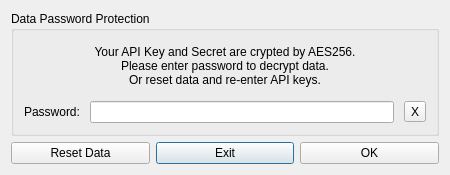
Before: the Qt Designer form src/passworddialog.ui in JulyIghor/QtBitcoinTrader, drawn with Qt 5.
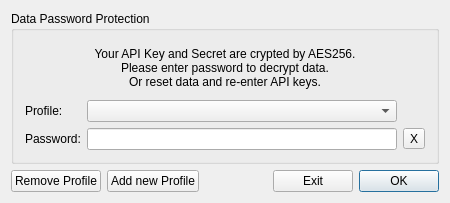
After: the same form once the commit is applied.

```diff
--- a/src/passworddialog.ui
+++ b/src/passworddialog.ui
@@ -7,7 +7,7 @@
     <x>0</x>
     <y>0</y>
     <width>450</width>
-    <height>175</height>
+    <height>203</height>
    </rect>
   </property>
   <property name="minimumSize">
@@ -20,19 +20,43 @@
    <string>Qt Bitcoin Trader</string>
   </property>
   <layout class="QGridLayout" name="gridLayout_2">
-   <item row="0" column="0" colspan="3">
+   <item row="0" column="0" colspan="5">
     <widget class="QGroupBox" name="passInformText">
      <property name="title">
       <string>Data Password Protection</string>
      </property>
      <layout class="QGridLayout" name="gridLayout">
-      <property name="margin">
-       <number>10</number>
-      </property>
-      <property name="spacing">
-       <number>10</number>
-      </property>
-      <item row="1" column="2">
+      <item row="1" column="0">
+       <widget class="QLabel" name="labelPassword_2">
+        <property name="text">
+         <string>Profile:</string>
+        </property>
+        <property name="buddy">
+         <cstring>profileComboBox</cstring>
+        </property>
+       </widget>
+      </item>
+      <item row="1" column="1">
+       <widget class="QComboBox" name="profileComboBox"/>
+      </item>
+      <item row="2" column="0">
+       <widget class="QLabel" name="labelPassword">
+        <property name="text">
+         <string>Password:</string>
+        </property>
+        <property name="buddy">
+         <cstring>passwordEdit</cstring>
+        </property>
+       </widget>
+      </item>
+      <item row="2" column="1">
+       <widget class="QLineEdit" name="passwordEdit">
+        <property name="echoMode">
+         <enum>QLineEdit::Password</enum>
+        </property>
+       </widget>
+      </item>
+      <item row="2" column="2">
        <widget class="QToolButton" name="toolButton">
         <property name="text">
          <string>X</string>
@@ -54,27 +78,23 @@
         </property>
        </widget>
       </item>
-      <item row="1" column="0">
-       <widget class="QLabel" name="labelPassword">
-        <property name="text">
-         <string>Password:</string>
-        </property>
-        <property name="buddy">
-         <cstring>passwordEdit</cstring>
-        </property>
-       </widget>
-      </item>
-      <item row="1" column="1">
-       <widget class="QLineEdit" name="passwordEdit">
-        <property name="echoMode">
-         <enum>QLineEdit::Password</enum>
-        </property>
-       </widget>
-      </item>
      </layout>
     </widget>
    </item>
-   <item row="1" column="1">
+   <item row="1" column="4">
+    <widget class="QPushButton" name="okButton">
+     <property name="sizePolicy">
+      <sizepolicy hsizetype="Expanding" vsizetype="Fixed">
+       <horstretch>0</horstretch>
+       <verstretch>0</verstretch>
+      </sizepolicy>
+     </property>
+     <property name="text">
+      <string>OK</string>
+     </property>
+    </widget>
+   </item>
+   <item row="1" column="3">
     <widget class="QPushButton" name="cancelButton">
      <property name="sizePolicy">
       <sizepolicy hsizetype="Expanding" vsizetype="Fixed">
@@ -90,28 +110,41 @@
    <item row="1" column="0">
     <widget class="QPushButton" name="resetAPIButton">
      <property name="sizePolicy">
-      <sizepolicy hsizetype="Expanding" vsizetype="Fixed">
+      <sizepolicy hsizetype="Preferred" vsizetype="Fixed">
        <horstretch>0</horstretch>
        <verstretch>0</verstretch>
       </sizepolicy>
      </property>
      <property name="text">
-      <string>Reset Data</string>
+      <string>Remove Profile</string>
+     </property>
+    </widget>
+   </item>
+   <item row="1" column="1">
+    <widget class="QPushButton" name="addNewProfile">
+     <property name="sizePolicy">
+      <sizepolicy hsizetype="Preferred" vsizetype="Fixed">
+       <horstretch>0</horstretch>
+       <verstretch>0</verstretch>
+      </sizepolicy>
+     </property>
+     <property name="text">
+      <string>Add new Profile</string>
      </property>
     </widget>
    </item>
    <item row="1" column="2">
-    <widget class="QPushButton" name="okButton">
-     <property name="sizePolicy">
-      <sizepolicy hsizetype="Expanding" vsizetype="Fixed">
-       <horstretch>0</horstretch>
-       <verstretch>0</verstretch>
-      </sizepolicy>
+    <spacer name="horizontalSpacer">
+     <property name="orientation">
+      <enum>Qt::Horizontal</enum>
      </property>
-     <property name="text">
-      <string>OK</string>
+     <property name="sizeHint" stdset="0">
+      <size>
+       <width>40</width>
+       <height>20</height>
+      </size>
      </property>
-    </widget>
+    </spacer>
    </item>
   </layout>
  </widget>
```
Left out of the diff: 47 changed lines with no effect on the pictures.
